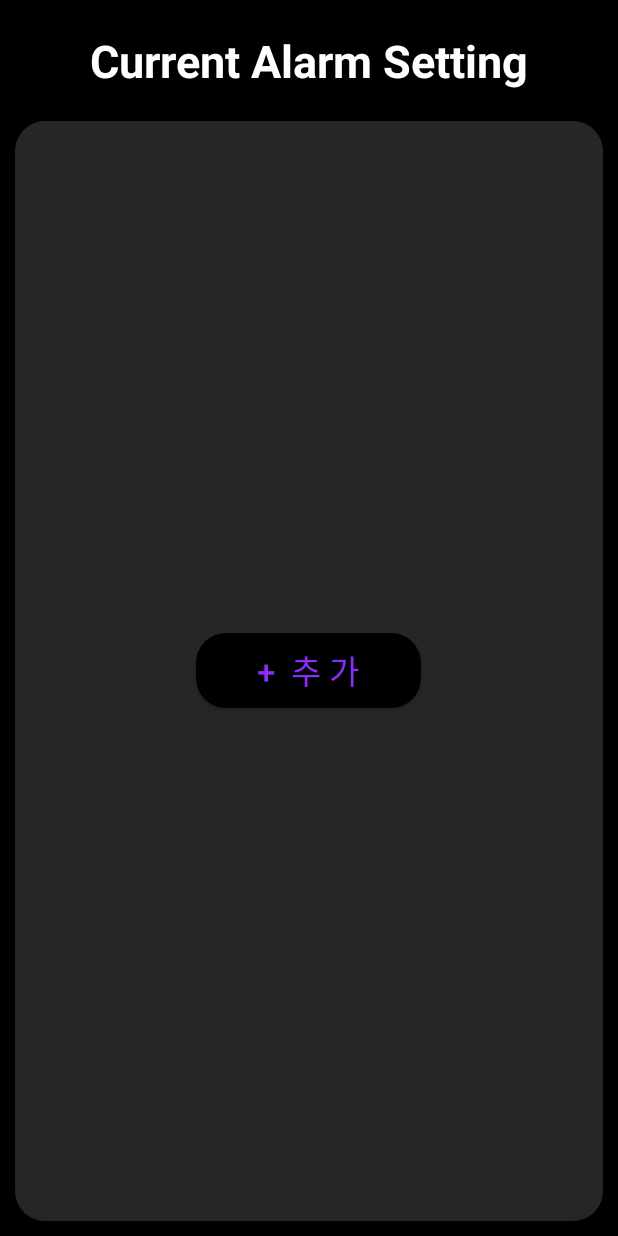
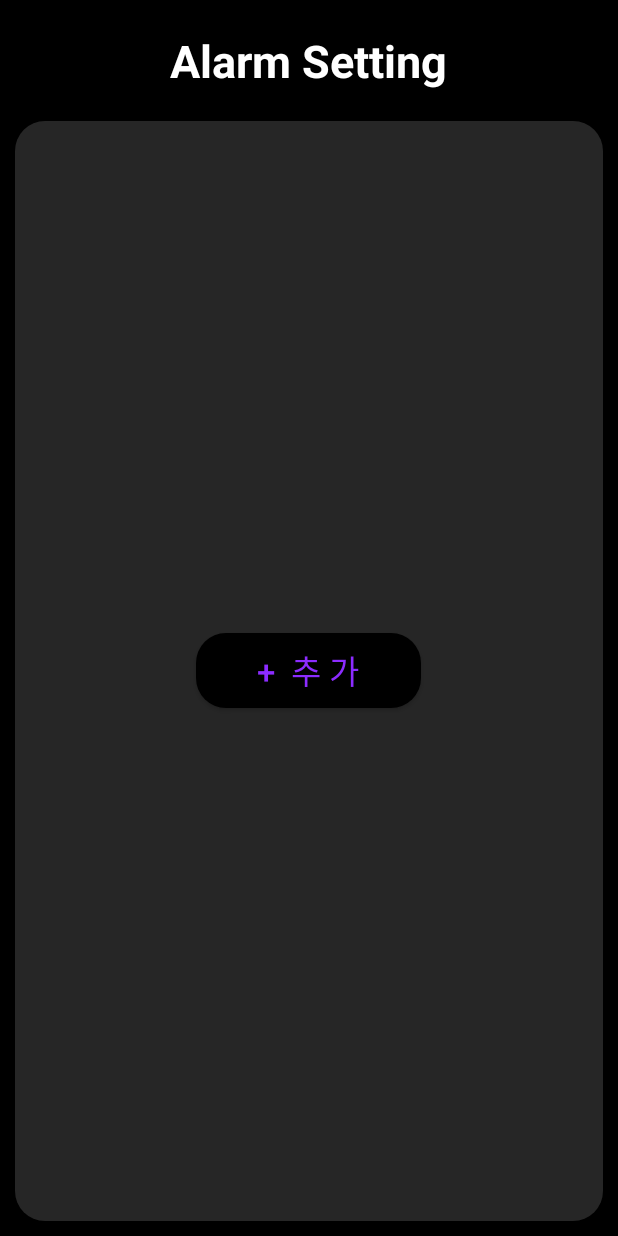
Before and after one commit to Sol-cito/Umbrellalarm_AndroidProject, an Android app: the screen it shows after launch (MainActivity), on a phone screen of 412 x 824 dp. Run offline under Robolectric (Android 15) with nearby library versions, the phone set to English and light mode, and no system bars.

Commit message:
Change app name and activity title

```diff
--- a/UmbrellaApplicationProject/app/src/main/res/values/strings.xml
+++ b/UmbrellaApplicationProject/app/src/main/res/values/strings.xml
@@ -1,12 +1,12 @@
 <?xml version="1.0" encoding="utf-8"?>
 
 <resources>
-    <string name="app_name">UmbrellaApplicationProject</string>
+    <string name="app_name">Umbrella Alarm</string>
     <string name="title_activity_loading">LoadingActivity</string>
 
     <!--메인화면-->
-    <string name="main_title">Current Alarm Setting</string>
+    <string name="main_title">Alarm Setting</string>
 
-    <!--알라미 추가 프래그먼트-->
+    <!--알람 추가 프래그먼트-->
     <string name="frag_title">Add Alarm</string>
 </resources>
```
Also changed, not shown: 1 other file.
